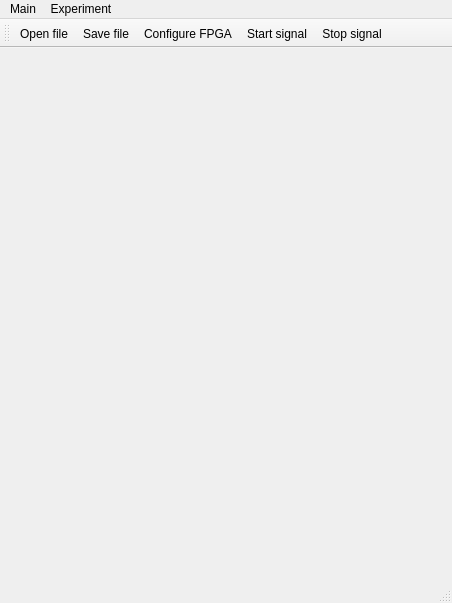
Qt form synchronization_block/mainwindow.ui (gergler/synchronization-block-software) before a commit.
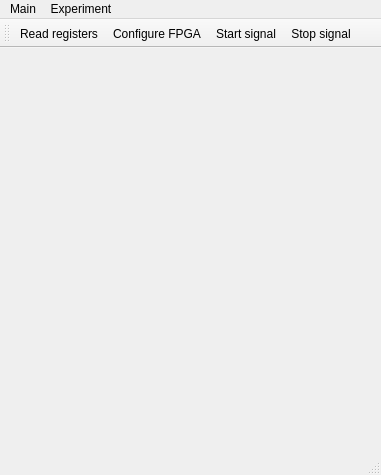
The same form after that commit. Icons and pictures are not drawn.

Patch:
```diff
--- a/synchronization_block/mainwindow.ui
+++ b/synchronization_block/mainwindow.ui
@@ -9,20 +9,14 @@
    <rect>
     <x>0</x>
     <y>0</y>
-    <width>452</width>
-    <height>603</height>
+    <width>381</width>
+    <height>475</height>
    </rect>
   </property>
-  <property name="sizePolicy">
-   <sizepolicy hsizetype="Minimum" vsizetype="Preferred">
-    <horstretch>0</horstretch>
-    <verstretch>0</verstretch>
-   </sizepolicy>
-  </property>
   <property name="minimumSize">
    <size>
-    <width>452</width>
-    <height>596</height>
+    <width>0</width>
+    <height>0</height>
    </size>
   </property>
   <property name="maximumSize">
@@ -38,46 +32,36 @@
    <string>MainWindow</string>
   </property>
   <widget class="QWidget" name="centralwidget">
-   <widget class="QWidget" name="gridLayoutWidget">
-    <property name="geometry">
-     <rect>
-      <x>9</x>
-      <y>-1</y>
-      <width>431</width>
-      <height>101</height>
-     </rect>
-    </property>
-    <layout class="QGridLayout" name="gridLayout"/>
-   </widget>
-   <widget class="QWidget" name="gridLayoutWidget_2">
-    <property name="geometry">
-     <rect>
-      <x>10</x>
-      <y>110</y>
-      <width>431</width>
-      <height>201</height>
-     </rect>
-    </property>
-    <layout class="QGridLayout" name="gridLayout_reg"/>
-   </widget>
-   <widget class="QWidget" name="gridLayoutWidget_3">
-    <property name="geometry">
-     <rect>
-      <x>10</x>
-      <y>310</y>
-      <width>431</width>
-      <height>201</height>
-     </rect>
-    </property>
-    <layout class="QGridLayout" name="gridLayout_parameters"/>
-   </widget>
+   <layout class="QGridLayout" name="gridLayout_2">
+    <item row="0" column="0">
+     <layout class="QGridLayout" name="gridLayout">
+      <property name="sizeConstraint">
+       <enum>QLayout::SetNoConstraint</enum>
+      </property>
+     </layout>
+    </item>
+    <item row="1" column="0">
+     <layout class="QGridLayout" name="gridLayout_reg">
+      <property name="sizeConstraint">
+       <enum>QLayout::SetNoConstraint</enum>
+      </property>
+     </layout>
+    </item>
+    <item row="2" column="0">
+     <layout class="QGridLayout" name="gridLayout_parameters">
+      <property name="sizeConstraint">
+       <enum>QLayout::SetNoConstraint</enum>
+      </property>
+     </layout>
+    </item>
+   </layout>
   </widget>
   <widget class="QMenuBar" name="menubar">
    <property name="geometry">
     <rect>
      <x>0</x>
      <y>0</y>
-     <width>452</width>
+     <width>381</width>
      <height>22</height>
     </rect>
    </property>
@@ -110,8 +94,7 @@
    <attribute name="toolBarBreak">
     <bool>false</bool>
    </attribute>
-   <addaction name="action_open_file"/>
-   <addaction name="action_save_file"/>
+   <addaction name="action_read_registers"/>
    <addaction name="action_configure"/>
    <addaction name="action_start"/>
    <addaction name="action_stop"/>
@@ -168,6 +151,18 @@
    </property>
    <property name="text">
     <string>Open file</string>
+   </property>
+   <property name="toolTip">
+    <string>Open JSON file</string>
+   </property>
+  </action>
+  <action name="action_read_registers">
+   <property name="icon">
+    <iconset resource="resource.qrc">
+     <normaloff>:/rec/img/read.png</normaloff>:/rec/img/read.png</iconset>
+   </property>
+   <property name="text">
+    <string>Read registers</string>
    </property>
   </action>
  </widget>
```
Left out of the diff: 1 changed line with no effect on the pictures.
